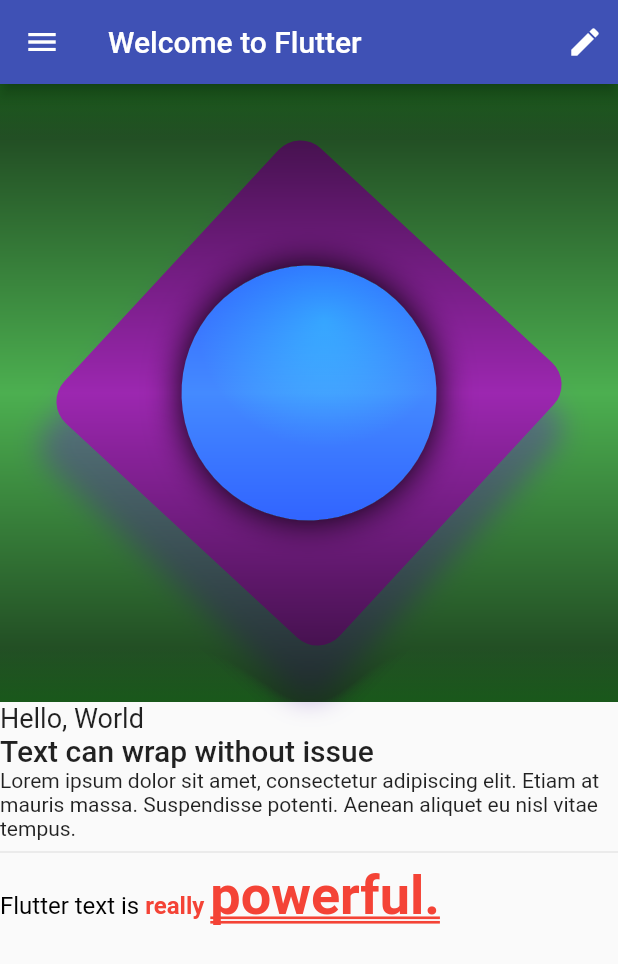
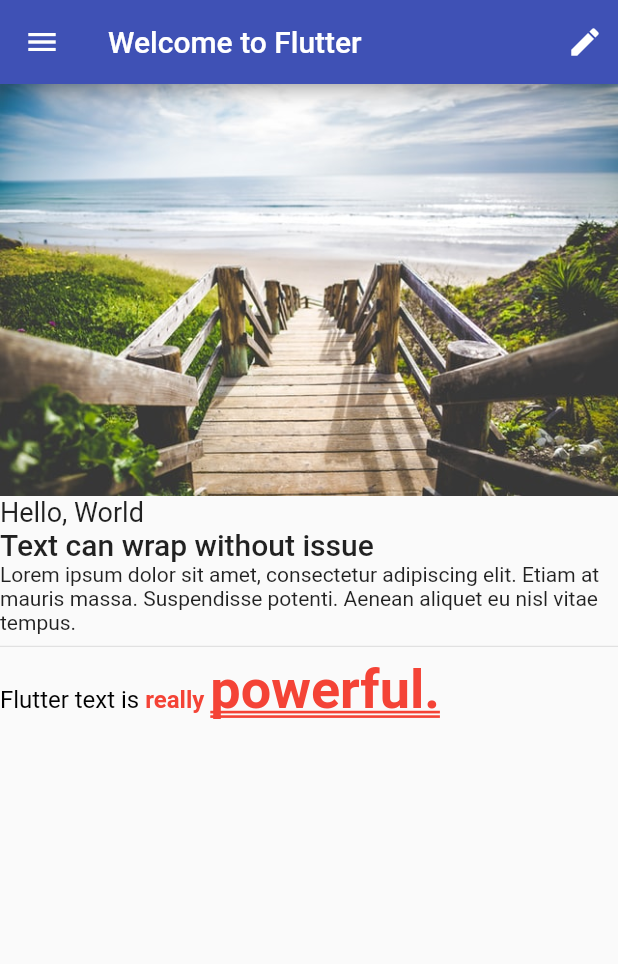
Before and after one commit to co360/flutter-cookbook, a Flutter app: the screen it shows after launch, on a phone screen of 412 x 824 dp. Shown: the top 964 px of the screen. Run offline on Flutter 3.47's test engine with Material 2 defaults, Android fonts, the phone set to English and light mode, and no system bars; our stand-ins replace google_fonts.

```diff
--- a/03-introduction-to-widgets/flutter_layout/lib/basic_screen.dart
+++ b/03-introduction-to-widgets/flutter_layout/lib/basic_screen.dart
@@ -19,10 +19,7 @@ class BasicScreen extends StatelessWidget {
           ]),
       body: Column(
         crossAxisAlignment: CrossAxisAlignment.start,
-        children: [
-          AspectRatio(aspectRatio: 1.0, child: ImmutableWidget()),
-          TextLayout()
-        ],
+        children: [Image.asset('assets/beach.jpg'), TextLayout()],
       ),
       drawer: Drawer(
         //side bar
--- a/03-introduction-to-widgets/flutter_layout/pubspec.yaml
+++ b/03-introduction-to-widgets/flutter_layout/pubspec.yaml
@@ -59,8 +59,8 @@ flutter:
   uses-material-design: true
 
   # To add assets to your application, add an assets section, like this:
-  # assets:
-  #   - images/a_dot_burr.jpeg
+  assets:
+    - assets/beach.jpg
   #   - images/a_dot_ham.jpeg
 
   # An image asset can refer to one or more resolution-specific "variants", see
```
Also changed, not shown: 03-introduction-to-widgets/flutter_layout/assets/beach.jpg (added).
